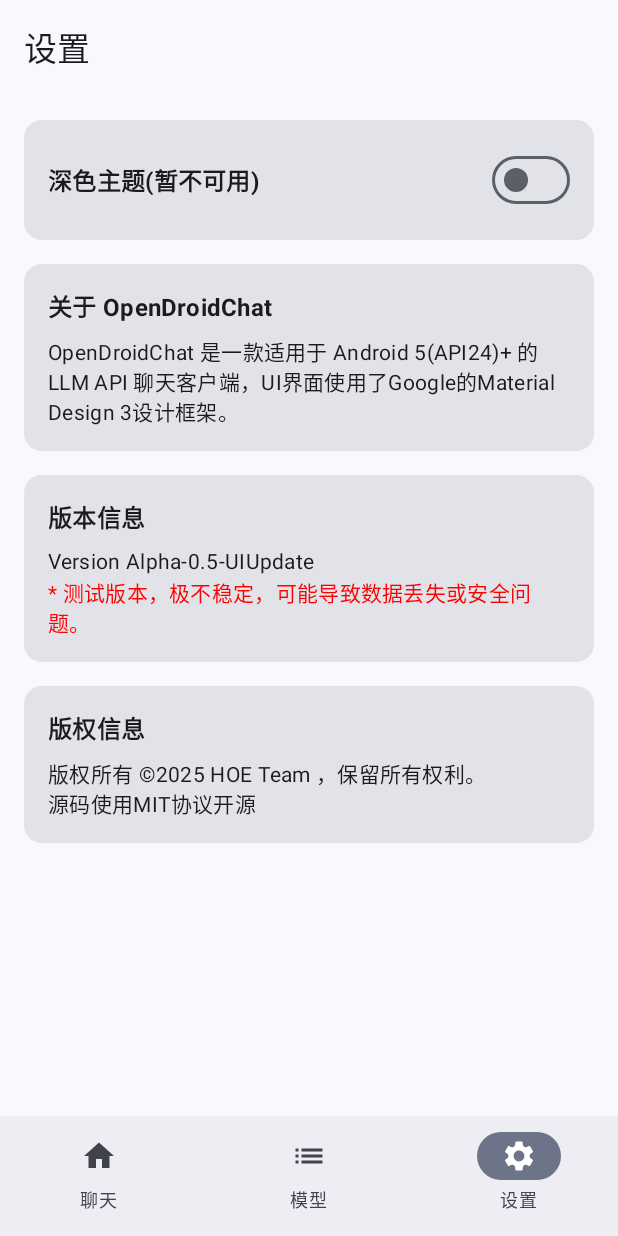
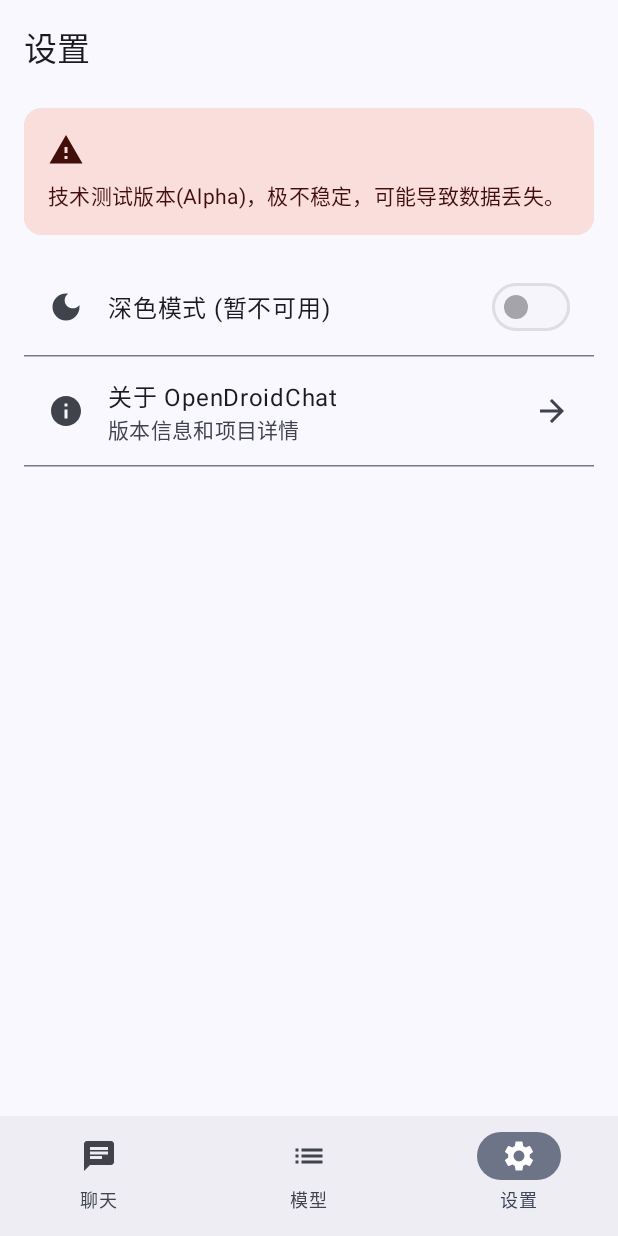
Before and after one commit to HOE-Team/OpenDroidChat, an Android app built with Jetpack Compose: the SettingsScreen screen opened through its navigation route, on a phone screen of 412 x 824 dp. Run offline under Robolectric (Android 15) with nearby library versions, the phone set to English and light mode, and no system bars; libraries missing offline, so code that uses them is left out: dev.jeziellago.compose; 1 statement that could not run was skipped.

Commit message:
UPDATE: 更新了一些功能
fix:增加了对API Key的加密存储，
ui:分离Settings和About页，对UI做了一些调整，
feat:将最低支持的设备调整至Android 6(API23)以支持Key加密

```diff
--- a/app/src/main/java/com/hoeteam/opendroidchat/MainActivity.kt
+++ b/app/src/main/java/com/hoeteam/opendroidchat/MainActivity.kt
@@ -27,12 +27,14 @@ import androidx.navigation.navArgument
 import androidx.navigation.NavType
 import androidx.compose.runtime.remember
 import androidx.compose.runtime.collectAsState
+import androidx.compose.runtime.mutableStateOf // <-- 新增
 import com.hoeteam.opendroidchat.data.SettingsRepository
 import com.hoeteam.opendroidchat.network.LlmApiService
 import com.hoeteam.opendroidchat.ui.ChatScreen
 import com.hoeteam.opendroidchat.ui.ModelEditScreen
 import com.hoeteam.opendroidchat.ui.ModelSettingsScreen
 import com.hoeteam.opendroidchat.ui.SettingsScreen
+import com.hoeteam.opendroidchat.ui.AboutScreen // <-- 新增
 // 请根据您的主题文件 (ui.theme/Theme.kt) 中定义的函数名修改此处的引用
 import com.hoeteam.opendroidchat.ui.theme.OpenDroidChatTheme
 import com.hoeteam.opendroidchat.viewmodel.ChatViewModel
@@ -59,6 +61,7 @@ object Destinations {
     const val MODEL_SETTINGS = "settings"
     const val MODEL_EDIT = "edit_model/{modelId}"
     const val SETTINGS_SCREEN = "app_settings"
+    const val ABOUT_SCREEN = "about_app" // <-- 新增关于页路由
     const val ARG_MODEL_ID = "modelId"
 }
 
@@ -69,6 +72,10 @@ fun MainNavigation() {
 
     val viewModel: ChatViewModel = viewModel(factory = ChatViewModelFactory(context))
 
+    // --- Dark Theme State (Placeholder) ---
+    // 作为一个示例状态，供 SettingsScreen 调用
+    val isDarkTheme = remember { mutableStateOf(false) }
+
     val screens = listOf(
         Destinations.CHAT_SCREEN to "聊天",
         Destinations.MODEL_SETTINGS to "模型",
@@ -78,16 +85,31 @@ fun MainNavigation() {
     val navBackStackEntry by navController.currentBackStackEntryAsState()
     val currentDestination = navBackStackEntry?.destination
 
+    // 统一的根屏幕导航逻辑
+    val navigateToRootScreen: (String) -> Unit = { route ->
+        navController.navigate(route) {
+            // Pop up to the start destination of the graph to avoid building up a large stack
+            popUpTo(navController.graph.findStartDestination().id) {
+                saveState = true
+            }
+            // Avoid multiple copies of the same destination when re-selecting the same item
+            launchSingleTop = true
+            // Restore state when re-selecting a previously selected item
+            restoreState = true
+        }
+    }
+
     val bottomBar: @Composable (NavController) -> Unit = { navController ->
-        // 检查当前路由是否是底部导航栏的路由之一
-        val shouldShowBottomBar = currentDestination?.route in screens.map { it.first }
+        // 检查当前路由是否是底部导航栏的路由之一 (只在根屏幕显示 BNB)
+        val rootRoutes = screens.map { it.first }.toSet()
+        val shouldShowBottomBar = currentDestination?.route in rootRoutes
         if (shouldShowBottomBar) {
             NavigationBar {
                 screens.forEach { (route, label) ->
                     NavigationBarItem(
                         icon = {
                             when (route) {
-                                Destinations.CHAT_SCREEN -> Icon(Icons.Filled.Home, contentDescription = label)
+                                Destinations.CHAT_SCREEN -> Icon(Icons.Filled.Chat, contentDescription = label) // 统一 Chat 图标
                                 Destinations.MODEL_SETTINGS -> Icon(Icons.Filled.List, contentDescription = label)
                                 Destinations.SETTINGS_SCREEN -> Icon(Icons.Filled.Settings, contentDescription = label)
                                 else -> Icon(Icons.Filled.MoreVert, contentDescription = label) // Fallback icon
@@ -95,18 +117,7 @@ fun MainNavigation() {
                         },
                         label = { Text(label) },
                         selected = currentDestination?.hierarchy?.any { it.route == route } == true,
-                        onClick = {
-                            navController.navigate(route) {
-                                // Pop up to the start destination of the graph to avoid building up a large stack
-                                popUpTo(navController.graph.findStartDestination().id) {
-                                    saveState = true
-                                }
-                                // Avoid multiple copies of the same destination when re-selecting the same item
-                                launchSingleTop = true
-                                // Restore state when re-selecting a previously selected item
-                                restoreState = true
-                            }
-                        }
+                        onClick = { navigateToRootScreen(route) } // 使用统一导航逻辑
                     )
                 }
             }
@@ -125,7 +136,8 @@ fun MainNavigation() {
             composable(Destinations.CHAT_SCREEN) {
                 ChatScreen(
                     viewModel = viewModel,
-                    onNavigateToSettings = { navController.navigate(Destinations.SETTINGS_SCREEN) }
+                    // 允许从 ChatScreen 内部（如配置为空时）导航到设置
+                    onNavigateToSettings = { navigateToRootScreen(Destinations.SETTINGS_SCREEN) }
                 )
             }
 
@@ -140,7 +152,7 @@ fun MainNavigation() {
                 )
             }
 
-            // 3. 模型编辑/新增界面 (包含 Unresolved reference 的修复)
+            // 3. 模型编辑/新增界面
             composable(
                 Destinations.MODEL_EDIT,
                 arguments = listOf(navArgument(Destinations.ARG_MODEL_ID) {
@@ -151,7 +163,6 @@ fun MainNavigation() {
             ) { backStackEntry ->
                 val modelId = backStackEntry.arguments?.getString(Destinations.ARG_MODEL_ID)
 
-                // 修复后的代码：
                 val allModelsList by viewModel.allModels.collectAsState()
 
                 val modelToEdit = remember(modelId) {
@@ -165,10 +176,21 @@ fun MainNavigation() {
                 )
             }
 
-            // 4. 应用程序设置界面
+            // 4. 应用程序设置界面 (FIXED PARAMETERS)
             composable(Destinations.SETTINGS_SCREEN) {
                 SettingsScreen(
-                    onBack = { navController.popBackStack() }
+                    // 传入所需参数，修复编译错误
+                    currentDarkTheme = isDarkTheme.value,
+                    onThemeToggle = { isDarkTheme.value = it },
+                    onNavigateToAbout = { navController.navigate(Destinations.ABOUT_SCREEN) }, // 导航到 About
+                    onNavigateToChat = { navigateToRootScreen(Destinations.CHAT_SCREEN) } // 导航到 Chat (通过 BNB 机制)
+                )
+            }
+
+            // 5. 新增：关于程序界面
+            composable(Destinations.ABOUT_SCREEN) {
+                AboutScreen(
+                    onBack = { navController.popBackStack() } // 返回到 SettingsScreen
                 )
             }
         }
--- a/app/src/main/java/com/hoeteam/opendroidchat/data/LlmConfig.kt
+++ b/app/src/main/java/com/hoeteam/opendroidchat/data/LlmConfig.kt
@@ -1,5 +1,6 @@
 package com.hoeteam.opendroidchat.data
 
+import android.annotation.SuppressLint
 import androidx.compose.runtime.Immutable
 import kotlinx.serialization.Serializable
 
@@ -41,23 +42,27 @@ enum class Sender {
 
 // ----------------- API 传输数据模型 (用于 Ktor 序列化) -----------------
 
+@SuppressLint("UnsafeOptInUsageError")
 @Serializable
 data class ChatRequest(
     val model: String,
     val messages: List<ApiMessage>
 )
 
+@SuppressLint("UnsafeOptInUsageError")
 @Serializable
 data class ChatResponse(
     val id: String,
     val choices: List<Choice>
 )
 
+@SuppressLint("UnsafeOptInUsageError")
 @Serializable
 data class Choice(
     val message: ApiMessage
 )
 
+@SuppressLint("UnsafeOptInUsageError")
 @Serializable
 data class ApiMessage(
     val role: String, // "user" 或 "assistant"
--- a/app/src/main/java/com/hoeteam/opendroidchat/data/SettingsRepository.kt
+++ b/app/src/main/java/com/hoeteam/opendroidchat/data/SettingsRepository.kt
@@ -8,16 +8,21 @@ import androidx.datastore.preferences.core.stringPreferencesKey
 import androidx.datastore.preferences.preferencesDataStore
 import com.google.gson.Gson
 import com.google.gson.reflect.TypeToken
+import kotlinx.coroutines.Dispatchers
 import kotlinx.coroutines.flow.Flow
 import kotlinx.coroutines.flow.combine
 import kotlinx.coroutines.flow.firstOrNull
 import kotlinx.coroutines.flow.map
+import kotlinx.coroutines.withContext
 
 // DataStore 实例 (在 Context 扩展属性中定义)
 val Context.dataStore: DataStore<Preferences> by preferencesDataStore(name = "settings")
 
 class SettingsRepository(private val context: Context) {
     private val dataStore = context.dataStore
+
+    // 实例化加密工具
+    private val encryptionUtil = KeyStoreEncryptionUtil() // <-- NEW
 
     private object PreferencesKeys {
         val MODELS_LIST = stringPreferencesKey("llm_models_list")
@@ -27,10 +32,33 @@ class SettingsRepository(private val context: Context) {
     private val gson = Gson()
     private val listType = object : TypeToken<List<LlmModel>>() {}.type
 
-    // 1. 模型列表 Flow
+    // 1. 模型列表 Flow (READ: 从 DataStore 读取后 -> 解密 API Key)
     val allModelsFlow: Flow<List<LlmModel>> = dataStore.data.map { preferences ->
         val jsonString = preferences[PreferencesKeys.MODELS_LIST] ?: "[]"
-        gson.fromJson(jsonString, listType) ?: emptyList()
+
+        // 从 JSON 字符串解析出包含加密/占位符 key 的 LlmModel 列表
+        val modelsToDecrypt = gson.fromJson<List<LlmModel>>(jsonString, listType) ?: emptyList()
+
+        // 遍历列表，解密 API Key
+        modelsToDecrypt.map { model ->
+            // 检查是否有加密标记
+            if (model.apiKey.startsWith("encrypted:")) {
+                try {
+                    val storageString = model.apiKey.substringAfter("encrypted:")
+                    val wrapper = storageString.toCiphertextWrapper()
+                    val decryptedKey = encryptionUtil.decrypt(wrapper)
+
+                    // 返回一个包含解密后 key 的新模型实例 (供应用内部使用)
+                    model.copy(apiKey = decryptedKey)
+                } catch (e: Exception) {
+                    // 解密失败（Keystore 错误、密钥损坏等）
+                    model.copy(apiKey = "", name = model.name + " (Key Decryption Failed)")
+                }
+            } else {
+                // 如果没有加密标记，出于安全考虑，返回空 Key
+                model.copy(apiKey = "", name = model.name + " (Key Storage Invalid)")
+            }
+        }
     }
 
     // 2. 当前选中的模型 Flow
@@ -54,8 +82,10 @@ class SettingsRepository(private val context: Context) {
 
     // 4. 添加新模型 (或更新现有模型)
     suspend fun addOrUpdateModel(newModel: LlmModel) {
+        // 先获取明文列表
         allModelsFlow.firstOrNull()?.let { currentModels ->
             val updatedList = currentModels
+                // 确保要更新的模型传入的是未加密的明文 Key
                 .filter { it.id != newModel.id }
                 .toMutableList()
             updatedList.add(newModel)
@@ -71,11 +101,38 @@ class SettingsRepository(private val context: Context) {
         }
     }
 
-    // 内部函数：保存整个模型列表
+    // 内部函数：保存整个模型列表 (WRITE: 必须加密 API Key 后 -> 保存到 DataStore)
     private suspend fun saveModelsList(models: List<LlmModel>) {
-        dataStore.edit { preferences ->
-            val jsonString = gson.toJson(models)
-            preferences[PreferencesKeys.MODELS_LIST] = jsonString
+        // 在后台线程执行加密操作
+        withContext(Dispatchers.Default) {
+            // 遍历列表，加密 API Key
+            val modelsToSave = models.map { model ->
+                if (model.apiKey.isNotEmpty()) {
+                    // 只有当传入的 Key 是明文时（没有 "encrypted:" 前缀）才进行加密
+                    if (!model.apiKey.startsWith("encrypted:")) {
+                        try {
+                            val wrapper = encryptionUtil.encrypt(model.apiKey)
+                            val storageString = wrapper.toStorageString()
+
+                            // 存储加密后的 key，并加上前缀标记
+                            model.copy(apiKey = "encrypted:$storageString")
+                        } catch (e: Exception) {
+                            // 加密失败，不保存 key
+                            model.copy(apiKey = "")
+                        }
+                    } else {
+                        model // 已经加密的直接使用
+                    }
+                } else {
+                    model.copy(apiKey = "") // Key 为空时，清空
+                }
+            }
+
+            // 序列化并保存到 DataStore
+            dataStore.edit { preferences ->
+                val jsonString = gson.toJson(modelsToSave)
+                preferences[PreferencesKeys.MODELS_LIST] = jsonString
+            }
         }
     }
 }
--- a/app/src/main/java/com/hoeteam/opendroidchat/ui/SettingsScreen.kt
+++ b/app/src/main/java/com/hoeteam/opendroidchat/ui/SettingsScreen.kt
@@ -1,133 +1,143 @@
+// SettingsScreen.kt
 package com.hoeteam.opendroidchat.ui
 
-import androidx.compose.foundation.layout.*
+import androidx.compose.foundation.background
+import androidx.compose.foundation.clickable
+import androidx.compose.foundation.layout.Column
+import androidx.compose.foundation.layout.WindowInsets
+import androidx.compose.foundation.layout.fillMaxSize
+import androidx.compose.foundation.layout.fillMaxWidth
+import androidx.compose.foundation.layout.padding
+import androidx.compose.foundation.layout.Spacer
+import androidx.compose.foundation.layout.height
+import androidx.compose.material.icons.Icons
+import androidx.compose.material.icons.automirrored.filled.ArrowForward
+import androidx.compose.material.icons.filled.DarkMode
+import androidx.compose.material.icons.filled.Info
+import androidx.compose.material.icons.filled.Warning
+import androidx.compose.material3.Card
+import androidx.compose.material3.ExperimentalMaterial3Api
+import androidx.compose.material3.HorizontalDivider
+import androidx.compose.material3.Icon
+import androidx.compose.material3.ListItem
+import androidx.compose.material3.MaterialTheme
+import androidx.compose.material3.Switch
+import androidx.compose.material3.Text
+import androidx.compose.material3.TopAppBar
+import androidx.compose.runtime.Composable
 import androidx.compose.foundation.rememberScrollState
 import androidx.compose.foundation.verticalScroll
-import androidx.compose.material.icons.Icons
-import androidx.compose.material.icons.automirrored.filled.ArrowBack
-import androidx.compose.material3.*
-import androidx.compose.runtime.*
-import androidx.compose.ui.Alignment
 import androidx.compose.ui.Modifier
 import androidx.compose.ui.text.font.FontWeight
 import androidx.compose.ui.unit.dp
-import androidx.compose.ui.graphics.Color
 
 @OptIn(ExperimentalMaterial3Api::class)
 @Composable
 fun SettingsScreen(
-    onBack: () -> Unit = {}
+    currentDarkTheme: Boolean,
+    onThemeToggle: (Boolean) -> Unit,
+    onNavigateToAbout: () -> Unit, // 导航到 AboutScreen 的回调
+    onNavigateToChat: () -> Unit,  // 导航到 Chat Screen 的回调 (已在 MainActivity 中处理)
 ) {
-    var darkThemeEnabled by remember { mutableStateOf(false) } // 示例状态
-
+    // 顶级 Column 作为容器
     Column(
         modifier = Modifier.fillMaxSize()
     ) {
-        // 使用与主页相同的 TopAppBar 样式
+        // 1. TopAppBar (固定在顶部)
         TopAppBar(
-            title = { Text("设置", fontWeight = FontWeight.Normal) }, // 使用粗体
+            title = { Text("设置", fontWeight = FontWeight.Normal) },
             windowInsets = WindowInsets(0, 0, 0, 0),
         )
 
+        // 2. 核心内容区域 (负责滚动)
         Column(
             modifier = Modifier
-                .weight(1f) // 占据剩余空间
-                .padding(16.dp)
+                .fillMaxWidth()
                 .verticalScroll(rememberScrollState())
         ) {
-            // 主题切换开关
+
+            Spacer(modifier = Modifier.height(8.dp))
+
+            // --- 1. 红色 Card (修正左右边距) ---
             Card(
+                // FIX: 在这里应用水平填充 (16.dp)，使其不再紧贴屏幕边缘
                 modifier = Modifier
                     .fillMaxWidth()
-                    .padding(bottom = 16.dp)
+                    .padding(horizontal = 16.dp)
             ) {
-                Row(
+                Column(
                     modifier = Modifier
+                        // Card 内部的背景色和内容填充保持不变
+                        .background(MaterialTheme.colorScheme.errorContainer)
                         .fillMaxWidth()
-                        .padding(16.dp),
-                    horizontalArrangement = Arrangement.SpaceBetween,
-                    verticalAlignment = Alignment.CenterVertically
+                        .padding(16.dp) // 内部内容填充
                 ) {
+                    // 第一排：图标
+                    Icon(
+                        Icons.Filled.Warning,
+                        contentDescription = "警告",
+                        tint = MaterialTheme.colorScheme.onErrorContainer
+                    )
+                    Spacer(modifier = Modifier.height(8.dp)) // 间隔
+                    // 第二排：显示“text文本”
                     Text(
-                        text = "深色主题(暂不可用)",
-                        style = MaterialTheme.typography.titleMedium.copy(fontWeight = FontWeight.Bold) // 标题使用粗体
-                    )
-                    Switch(
-                        checked = darkThemeEnabled,
-                        onCheckedChange = { darkThemeEnabled = it }
+                        text = "技术测试版本(Alpha)，极不稳定，可能导致数据丢失。",
+                        style = MaterialTheme.typography.bodyMedium,
+                        color = MaterialTheme.colorScheme.onErrorContainer
                     )
                 }
             }
 
-            // 版本说明
-            Card(
-                modifier = Modifier
-                    .fillMaxWidth()
-                    .padding(bottom = 16.dp)
-            ) {
-                Column(
+            Spacer(modifier = Modifier.height(16.dp))
+
+            // --- 2. Padded ListItems Group (用于对齐 ListItem) ---
+            // ListItems 所在的 Column 仍然需要水平填充来对齐其内容
+            Column(modifier = Modifier.padding(horizontal = 16.dp)) {
+
+                // 2. 主题切换项 (ListItem)
+                ListItem(
+                    headlineContent = { Text("深色模式 (暂不可用)") },
+                    leadingContent = {
+                        Icon(
+                            Icons.Filled.DarkMode,
+                            contentDescription = "深色模式",
+                            tint = MaterialTheme.colorScheme.onSurfaceVariant
+                        )
+                    },
+                    trailingContent = {
+                        Switch(
+                            checked = currentDarkTheme,
+                            onCheckedChange = onThemeToggle,
+                            enabled = false
+                        )
+                    },
+                    // ListItem 默认背景色与父容器颜色保持一致即可，不需要额外设置
+                    modifier = Modifier.fillMaxWidth()
+                )
+
+                HorizontalDivider()
+
+                // 3. 关于页跳转项 (ListItem)
+                ListItem(
+                    headlineContent = { Text("关于 OpenDroidChat") },
+                    supportingContent = { Text("版本信息和项目详情") },
+                    leadingContent = {
+                        Icon(
+                            Icons.Filled.Info,
+                            contentDescription = "关于程序",
+                            tint = MaterialTheme.colorScheme.onSurfaceVariant
+                        )
+                    },
+                    trailingContent = { Icon(Icons.AutoMirrored.Filled.ArrowForward, contentDescription = null) },
                     modifier = Modifier
                         .fillMaxWidth()
-                        .padding(16.dp)
-                ) {
-                    Text(
-                        text = "关于 OpenDroidChat",
-                        style = MaterialTheme.typography.titleMedium.copy(fontWeight = FontWeight.Bold), // 标题使用粗体
-                        modifier = Modifier.padding(bottom = 8.dp)
-                    )
-                    Text(
-                        text = "OpenDroidChat 是一款适用于 Android 5(API24)+ 的 LLM API 聊天客户端，UI界面使用了Google的Material Design 3设计框架。",
-                        style = MaterialTheme.typography.bodyMedium
-                    )
-                }
+                        .clickable { onNavigateToAbout() }
+                )
+
+                HorizontalDivider()
             }
-            // 应用简介卡片
-            Card(
-                modifier = Modifier
-                    .fillMaxWidth()
-                    .padding(bottom = 16.dp)
-            ) {
-                Column(
-                    modifier = Modifier
-                        .fillMaxWidth()
-                        .padding(16.dp)
-                ) {
-                    Text(
-                        text = "版本信息",
-                        style = MaterialTheme.typography.titleMedium.copy(fontWeight = FontWeight.Bold), // 标题使用粗体
-                        modifier = Modifier.padding(bottom = 8.dp)
-                    )
-                    Text(
-                        text="Version Alpha-0.5-UIUpdate" ,
-                        style = MaterialTheme.typography.bodyMedium
-                    )
-                    Text(
-                        text="* 测试版本，极不稳定，可能导致数据丢失或安全问题。",
-                        style = MaterialTheme.typography.bodyMedium,
-                        color = Color.Red,
-                    )
-                }
-            }
-            // 版权信息
-            Card(
-                modifier = Modifier.fillMaxWidth()
-            ) {
-                Column(
-                    modifier = Modifier
-                        .fillMaxWidth()
-                        .padding(16.dp)
-                ) {
-                    Text(
-                        text = "版权信息",
-                        style = MaterialTheme.typography.titleMedium.copy(fontWeight = FontWeight.Bold), // 标题使用粗体
-                        modifier = Modifier.padding(bottom = 8.dp)
-                    )
-                    Text(
-                        text = "版权所有 ©2025 HOE Team ，保留所有权利。\n源码使用MIT协议开源",
-                        style = MaterialTheme.typography.bodyMedium
-                    )
-                }
-            }
+
+            Spacer(modifier = Modifier.height(16.dp)) // 底部留白
         }
     }
 }
--- a/gradle/libs.versions.toml
+++ b/gradle/libs.versions.toml
@@ -1,5 +1,5 @@
 [versions]
-agp = "8.8.0"
+agp = "8.13.0"
 composeMarkdown = "1.6.0"
 githubComposeMarkdown = "0.3.7"
 ioKtorKtorClientCore4 = "2.3.11"
```
Also changed, not shown: app/build.gradle.kts (+6 -3 lines), app/src/main/java/com/hoeteam/opendroidchat/data/KeyStoreEncryptionUtil.kt (added, +102 -0 lines), app/src/main/java/com/hoeteam/opendroidchat/ui/AboutScreen.kt (added, +116 -0 lines), gradle/wrapper/gradle-wrapper.properties.
